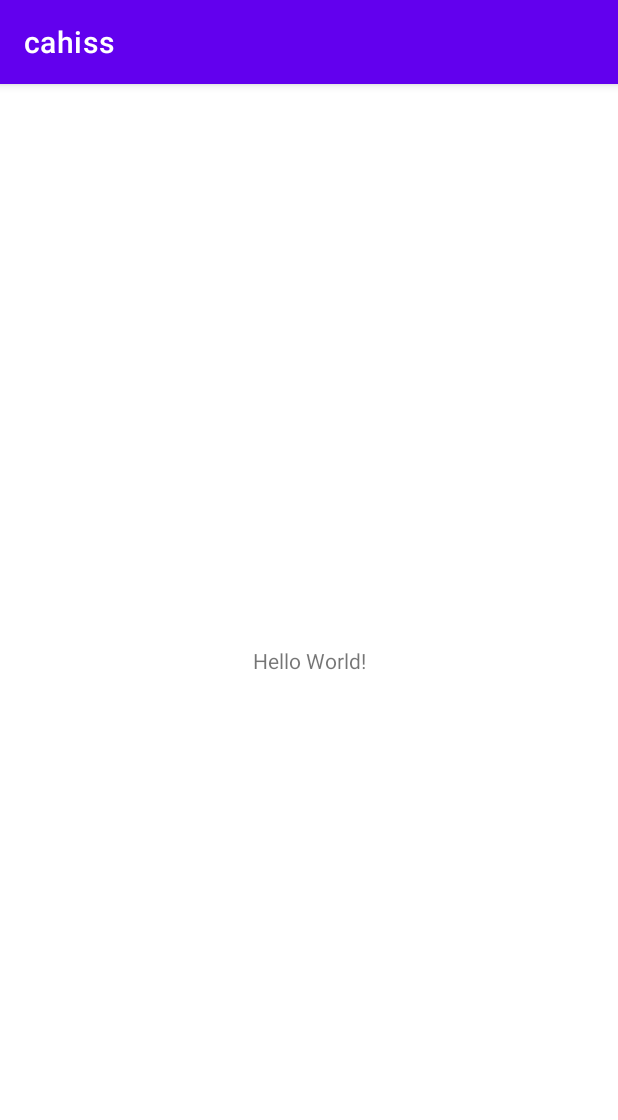
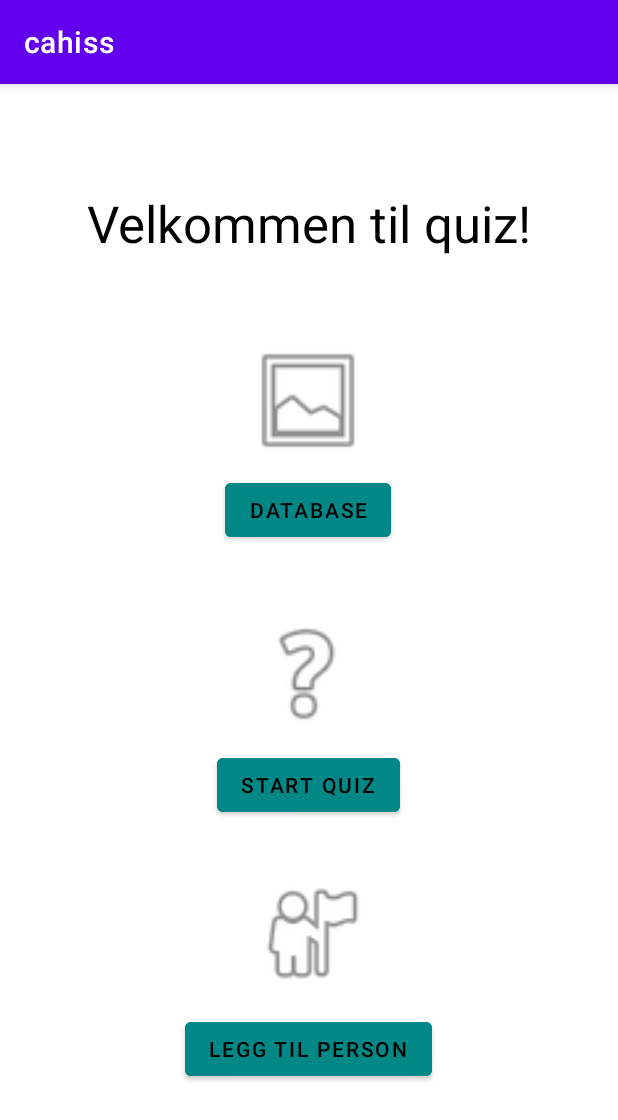
Before and after one commit to h586643/cahiss, an Android app: the screen it shows after launch (MainActivity), on a phone screen of 412 x 824 dp. Shown: the top 1120 px of the screen. Run offline under Robolectric (Android 15) with nearby library versions, the phone set to English and light mode, and no system bars.

Commit message:
Implementation of main activity and corresponding xml

```diff
--- a/app/src/main/java/com/ebookfrenzy/cahiss/activities/MainActivity.java
+++ b/app/src/main/java/com/ebookfrenzy/cahiss/activities/MainActivity.java
@@ -3,14 +3,24 @@ package com.ebookfrenzy.cahiss.activities;
 import androidx.appcompat.app.AppCompatActivity;
 
 import android.os.Bundle;
+import android.widget.Button;
 
 import com.ebookfrenzy.cahiss.R;
+import com.ebookfrenzy.cahiss.utils.PersonDAO;
 
 public class MainActivity extends AppCompatActivity {
+
+    PersonDAO personDAO;
 
     @Override
     protected void onCreate(Bundle savedInstanceState) {
         super.onCreate(savedInstanceState);
         setContentView(R.layout.activity_main);
+
+        Button addPersonButton = findViewById(R.id.addPersonButton);
+        Button startQuizButton = findViewById(R.id.startQuizButton);
+        Button listOfPersonsButton = findViewById(R.id.databaseButton);
+
+        // addPersonButton.setOnClickListener(
     }
 }
--- a/app/src/main/res/layout/activity_main.xml
+++ b/app/src/main/res/layout/activity_main.xml
@@ -7,12 +7,96 @@
     tools:context=".activities.MainActivity">
 
     <TextView
+        android:id="@+id/textView"
         android:layout_width="wrap_content"
         android:layout_height="wrap_content"
-        android:text="Hello World!"
+        android:text="Velkommen til quiz!"
+        android:textSize="34sp"
+        android:textColor="@android:color/black"
         app:layout_constraintBottom_toBottomOf="parent"
         app:layout_constraintLeft_toLeftOf="parent"
         app:layout_constraintRight_toRightOf="parent"
-        app:layout_constraintTop_toTopOf="parent" />
+        app:layout_constraintTop_toTopOf="parent"
+        app:layout_constraintVertical_bias="0.097" />
+
+    <ImageView
+        android:id="@+id/databaseImageView"
+        android:layout_width="84dp"
+        android:layout_height="82dp"
+        app:layout_constraintBottom_toBottomOf="parent"
+        app:layout_constraintEnd_toEndOf="parent"
+        app:layout_constraintHorizontal_bias="0.498"
+        app:layout_constraintStart_toStartOf="parent"
+        app:layout_constraintTop_toTopOf="parent"
+        app:layout_constraintVertical_bias="0.248"
+        app:srcCompat="@android:drawable/ic_menu_gallery" />
+
+    <Button
+        android:id="@+id/databaseButton"
+        android:layout_width="wrap_content"
+        android:layout_height="wrap_content"
+        android:layout_marginTop="8dp"
+        android:backgroundTint="@color/teal_700"
+        android:clickable="true"
+        android:text="Database"
+        android:textColor="@android:color/black"
+        app:layout_constraintEnd_toEndOf="parent"
+        app:layout_constraintHorizontal_bias="0.498"
+        app:layout_constraintStart_toStartOf="parent"
+        app:layout_constraintTop_toBottomOf="@+id/databaseImageView" />
+
+    <ImageView
+        android:id="@+id/startQuizImageView"
+        android:layout_width="86dp"
+        android:layout_height="84dp"
+        app:layout_constraintBottom_toBottomOf="parent"
+        app:layout_constraintEnd_toEndOf="parent"
+        app:layout_constraintHorizontal_bias="0.495"
+        app:layout_constraintStart_toStartOf="parent"
+        app:layout_constraintTop_toTopOf="parent"
+        app:layout_constraintVertical_bias="0.514"
+        app:srcCompat="@android:drawable/ic_menu_help" />
+
+    <Button
+        android:id="@+id/startQuizButton"
+        android:layout_width="wrap_content"
+        android:layout_height="wrap_content"
+        android:layout_marginTop="8dp"
+        android:backgroundTint="@color/teal_700"
+        android:clickable="true"
+        android:text="Start quiz"
+        android:textColor="@android:color/black"
+        app:layout_constraintEnd_toEndOf="parent"
+        app:layout_constraintHorizontal_bias="0.498"
+        app:layout_constraintStart_toStartOf="parent"
+        app:layout_constraintTop_toBottomOf="@+id/startQuizImageView" />
+
+    <ImageView
+        android:id="@+id/addPersonImageView"
+        android:layout_width="79dp"
+        android:layout_height="90dp"
+        app:layout_constraintBottom_toBottomOf="parent"
+        app:layout_constraintEnd_toEndOf="parent"
+        app:layout_constraintHorizontal_bias="0.506"
+        app:layout_constraintStart_toStartOf="parent"
+        app:layout_constraintTop_toTopOf="parent"
+        app:layout_constraintVertical_bias="0.769"
+        app:srcCompat="@android:drawable/ic_menu_myplaces" />
+
+    <Button
+        android:id="@+id/addPersonButton"
+        android:layout_width="wrap_content"
+        android:layout_height="wrap_content"
+        android:layout_marginTop="8dp"
+        android:backgroundTint="@color/teal_700"
+        android:clickable="true"
+        android:text="Legg til person"
+        android:textColor="@android:color/black"
+        app:layout_constraintEnd_toEndOf="parent"
+        app:layout_constraintHorizontal_bias="0.498"
+        app:layout_constraintStart_toStartOf="parent"
+        app:layout_constraintTop_toBottomOf="@+id/addPersonImageView" />
+
+
 
 </androidx.constraintlayout.widget.ConstraintLayout>
--- a/app/src/main/res/values/colors.xml
+++ b/app/src/main/res/values/colors.xml
@@ -7,4 +7,6 @@
     <color name="teal_700">#FF018786</color>
     <color name="black">#FF000000</color>
     <color name="white">#FFFFFFFF</color>
+    <color name="green">#80e944</color>
+    <color name="red">#f33939</color>
 </resources>
```
